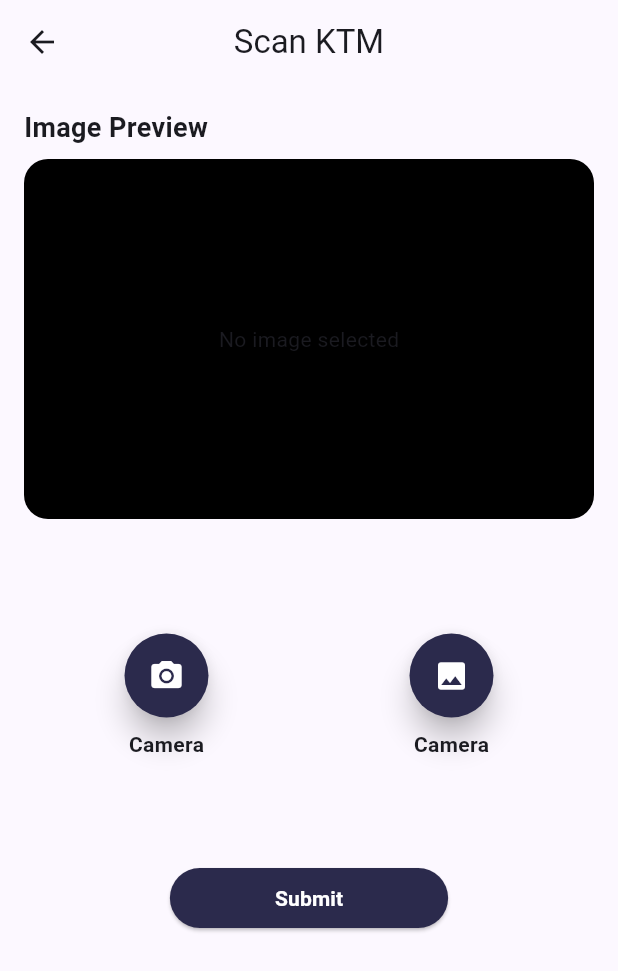
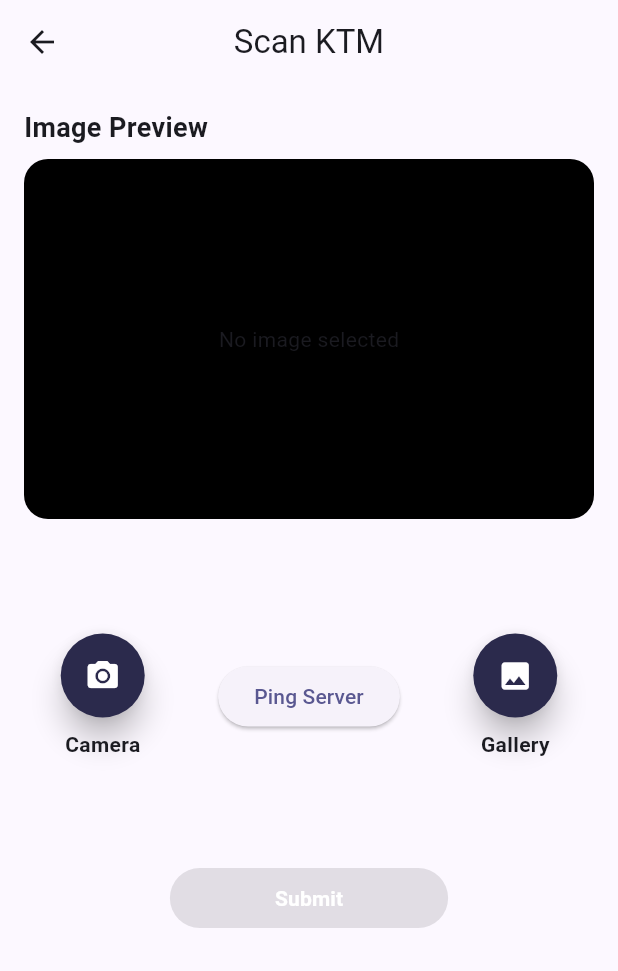
Before and after one commit to riVFerd/E-bike-Polinema, a Flutter app: the ManagementVehiclePage screen opened directly with empty values, after a tap on "Scan KTM", on a phone screen of 412 x 824 dp. Shown: the top 971 px of the screen. Run offline on Flutter 3.47's test engine with Material 3 defaults, Android fonts, the phone set to English and light mode, and no system bars; our stand-ins replace cloud_firestore, dio, dotted_border, firebase_core, flutter_dotenv, image_picker; accounts and stored records are empty.

Commit message:
feat implement scan KTM

```diff
--- a/lib/presentation/pages/management_vehicle_page.dart
+++ b/lib/presentation/pages/management_vehicle_page.dart
@@ -1,18 +1,32 @@
+import 'package:e_bike_pl/presentation/pages/home_page.dart';
 import 'package:e_bike_pl/presentation/pages/scan_page.dart';
 import 'package:e_bike_pl/presentation/theme/theme_constants.dart';
 import 'package:flutter/material.dart';
 
 import '../../logic/models/Ebike.dart';
+import '../../logic/models/KTM.dart';
+import '../widgets/custom_text_field.dart';
 
 class ManagementVehiclePage extends StatelessWidget {
   final Ebike ebike;
+  final KTM? ktm;
 
   static const routeName = '/managementVehicle';
 
-  const ManagementVehiclePage({super.key, required this.ebike});
+  const ManagementVehiclePage({super.key, required this.ebike, this.ktm});
+
+  void onSubmit(BuildContext context) {
+    ScaffoldMessenger.of(context).showSnackBar(
+      const SnackBar(
+        content: Text('Data berhasil disimpan'),
+      ),
+    );
+  }
 
   @override
   Widget build(BuildContext context) {
+    final formKey = GlobalKey<FormState>();
+
     return Scaffold(
       appBar: AppBar(
         centerTitle: true,
@@ -24,6 +38,12 @@ class ManagementVehiclePage extends StatelessWidget {
       body: SingleChildScrollView(
         child: Padding(
           padding: const EdgeInsets.all(8.0),
+          child: Form(
+            key: formKey,
+            canPop: false,
+            onPopInvoked: (_) {
+              Navigator.of(context).pushNamedAndRemoveUntil(HomePage.routeName, (route) => false);
+            },
             child: Column(
               children: [
                 CustomTextField(
@@ -54,7 +74,10 @@ class ManagementVehiclePage extends StatelessWidget {
                         ),
                       ),
                       onPressed: () {
-                      Navigator.of(context).pushNamed(ScanPage.routeName);
+                        Navigator.of(context).pushNamed(
+                          ScanPage.routeName,
+                          arguments: ebike,
+                        );
                       },
                       child: const Text(
                         'Scan KTM',
@@ -63,19 +86,38 @@ class ManagementVehiclePage extends StatelessWidget {
                     ),
                   ],
                 ),
-              const CustomTextField(
+                CustomTextField(
                   label: 'NIM',
                   hintText: 'Ex: 2141720116',
+                  initialValue: ktm?.nim ?? '',
                 ),
-              const CustomTextField(
+                CustomTextField(
                   label: 'Nama',
                   hintText: 'Ex: Tony',
+                  initialValue: ktm?.nama ?? '',
                 ),
-              const CustomTextField(
+                CustomTextField(
                   label: 'Prodi',
                   hintText: 'Ex: D-IV Teknik Informatika',
+                  initialValue: ktm?.jurusan ?? '',
+                ),
+                const SizedBox(height: 32),
+                ElevatedButton(
+                  style: ElevatedButton.styleFrom(
+                    backgroundColor: ThemeConstants.primaryBlue,
+                    minimumSize: const Size(double.infinity, 48),
+                  ),
+                  onPressed: () {
+                    if (!formKey.currentState!.validate()) return;
+                    onSubmit(context);
+                  },
+                  child: Text(
+                    (ebike.isAvailable) ? 'Pinjam' : 'Kembalikan',
+                    style: const TextStyle(color: ThemeConstants.primaryWhite),
+                  ),
                 ),
               ],
+            ),
           ),
         ),
       ),
@@ -83,44 +125,10 @@ class ManagementVehiclePage extends StatelessWidget {
   }
 }
 
-class CustomTextField extends StatelessWidget {
-  final String label;
-  final String initialValue;
-  final bool readOnly;
-  final String hintText;
+/// Arguments holder class for ManageVehiclePage - contains [ebike] and [ktm]
+class ManagementVehiclePageArguments {
+  final Ebike ebike;
+  final KTM? ktm;
 
-  const CustomTextField({
-    super.key,
-    required this.label,
-    this.hintText = '',
-    this.initialValue = '',
-    this.readOnly = false,
-  });
-
-  @override
-  Widget build(BuildContext context) {
-    return Container(
-      margin: const EdgeInsets.symmetric(vertical: 8),
-      child: Column(
-        crossAxisAlignment: CrossAxisAlignment.start,
-        children: [
-          Text(
-            label,
-            style: const TextStyle(fontWeight: FontWeight.bold),
-          ),
-          const SizedBox(height: 8),
-          TextFormField(
-            initialValue: initialValue,
-            readOnly: readOnly,
-            decoration: InputDecoration(
-              hintText: hintText,
-              border: const OutlineInputBorder(
-                borderRadius: BorderRadius.all(Radius.circular(16)),
-              ),
-            ),
-          ),
-        ],
-      ),
-    );
+  const ManagementVehiclePageArguments({required this.ebike, this.ktm});
 }
-}
--- a/lib/presentation/pages/scan_page.dart
+++ b/lib/presentation/pages/scan_page.dart
@@ -1,6 +1,8 @@
 import 'dart:io';
 
 import 'package:dio/dio.dart';
+import 'package:e_bike_pl/logic/models/Ebike.dart';
+import 'package:e_bike_pl/presentation/pages/management_vehicle_page.dart';
 import 'package:e_bike_pl/presentation/theme/theme_constants.dart';
 import 'package:e_bike_pl/presentation/widgets/action_button.dart';
 import 'package:flutter/material.dart';
@@ -10,7 +12,9 @@ import 'package:image_picker/image_picker.dart';
 import '../../logic/models/KTM.dart';
 
 class ScanPage extends StatefulWidget {
-  const ScanPage({super.key});
+  final Ebike ebike;
+
+  const ScanPage({super.key, required this.ebike});
 
   static const routeName = '/scan';
 
@@ -46,10 +50,10 @@ class _ScanPageState extends State<ScanPage> {
     });
     final ktm = await KTM.getDataByUploadImage(imageFile!.path, '/ocr_ktm', dio);
     if (ktm != null) {
-      // Navigator.of(context).pushNamed(
-      //   KTMReviewPage.routeName,
-      //   arguments: ktm,
-      // );
+      Navigator.of(context).pushNamed(
+        ManagementVehiclePage.routeName,
+        arguments: ManagementVehiclePageArguments(ebike: widget.ebike, ktm: ktm),
+      );
     } else {
       ScaffoldMessenger.of(context).showSnackBar(
         const SnackBar(
@@ -123,6 +127,17 @@ class _ScanPageState extends State<ScanPage> {
                             pickImage(ImageSource.camera);
                           },
                         ),
+                        ElevatedButton(
+                          onPressed: () async {
+                            final statusCode = await pingServer(dio);
+                            ScaffoldMessenger.of(context).showSnackBar(
+                              SnackBar(
+                                content: Text('Server responded with status code: $statusCode'),
+                              ),
+                            );
+                          },
+                          child: const Text('Ping Server'),
+                        ),
                         ActionButton(
                           iconData: Icons.photo,
                           labelText: 'Gallery',
@@ -130,25 +145,16 @@ class _ScanPageState extends State<ScanPage> {
                             pickImage(ImageSource.gallery);
                           },
                         ),
-                        // ElevatedButton(
-                        //   onPressed: () async {
-                        //     final statusCode = await pingServer(dio);
-                        //     ScaffoldMessenger.of(context).showSnackBar(
-                        //       SnackBar(
-                        //         content: Text('Server responded with status code: $statusCode'),
-                        //       ),
-                        //     );
-                        //   },
-                        //   child: const Text('Ping Server'),
-                        // ),
                       ],
                     ),
                   ),
                   Center(
                     child: ElevatedButton(
-                      onPressed: () async {
-                        await sendImage(dio);
-                      },
+                      onPressed: (imageFile == null)
+                          ? null
+                          : () async {
+                              await sendImage(dio);
+                            },
                       style: ElevatedButton.styleFrom(
                         backgroundColor: ThemeConstants.primaryBlue,
                       ),
--- a/lib/presentation/router/app_router.dart
+++ b/lib/presentation/router/app_router.dart
@@ -18,13 +18,17 @@ class AppRouter {
           builder: (_) => const HomePage(),
         );
       case ManagementVehiclePage.routeName:
+        final args = settings.arguments as ManagementVehiclePageArguments;
+        return MaterialPageRoute(
+          builder: (_) => ManagementVehiclePage(
+            ebike: args.ebike,
+            ktm: args.ktm,
+          ),
+        );
+      case ScanPage.routeName:
         final ebike = settings.arguments as Ebike;
         return MaterialPageRoute(
-          builder: (_) => ManagementVehiclePage(ebike: ebike),
-        );
-      case ScanPage.routeName:
-        return MaterialPageRoute(
-          builder: (_) => const ScanPage(),
+          builder: (_) => ScanPage(ebike: ebike),
         );
       default:
         return MaterialPageRoute(
--- a/lib/presentation/widgets/action_button.dart
+++ b/lib/presentation/widgets/action_button.dart
@@ -43,9 +43,9 @@ class ActionButton extends StatelessWidget {
         ),
         const SizedBox(height: 8),
         (labelText != null)
-            ? const Text(
-                'Camera',
-                style: TextStyle(fontWeight: FontWeight.bold),
+            ? Text(
+                labelText!,
+                style: const TextStyle(fontWeight: FontWeight.bold),
               )
             : const SizedBox(),
       ],
--- /dev/null
+++ b/lib/presentation/widgets/custom_text_field.dart
@@ -0,0 +1,49 @@
+import 'package:flutter/material.dart';
+
+class CustomTextField extends StatelessWidget {
+  final String label;
+  final String initialValue;
+  final bool readOnly;
+  final String hintText;
+
+  const CustomTextField({
+    super.key,
+    required this.label,
+    this.hintText = '',
+    this.initialValue = '',
+    this.readOnly = false,
+  });
+
+  @override
+  Widget build(BuildContext context) {
+    return Container(
+      margin: const EdgeInsets.symmetric(vertical: 8),
+      child: Column(
+        crossAxisAlignment: CrossAxisAlignment.start,
+        children: [
+          Text(
+            label,
+            style: const TextStyle(fontWeight: FontWeight.bold),
+          ),
+          const SizedBox(height: 8),
+          TextFormField(
+            initialValue: initialValue,
+            readOnly: readOnly,
+            validator: (value) {
+              if (value == null || value.isEmpty) {
+                return 'Field tidak boleh kosong';
+              }
+              return null;
+            },
+            decoration: InputDecoration(
+              hintText: hintText,
+              border: const OutlineInputBorder(
+                borderRadius: BorderRadius.all(Radius.circular(16)),
+              ),
+            ),
+          ),
+        ],
+      ),
+    );
+  }
+}
--- a/lib/presentation/widgets/ebike_card.dart
+++ b/lib/presentation/widgets/ebike_card.dart
@@ -32,7 +32,7 @@ class EbikeCard extends StatelessWidget {
           onTap: () {
             Navigator.of(context).pushNamed(
               ManagementVehiclePage.routeName,
-              arguments: ebike,
+              arguments: ManagementVehiclePageArguments(ebike: ebike),
             );
           },
           child: Row(
```
Lines whose indentation alone changed are shown as unchanged.
